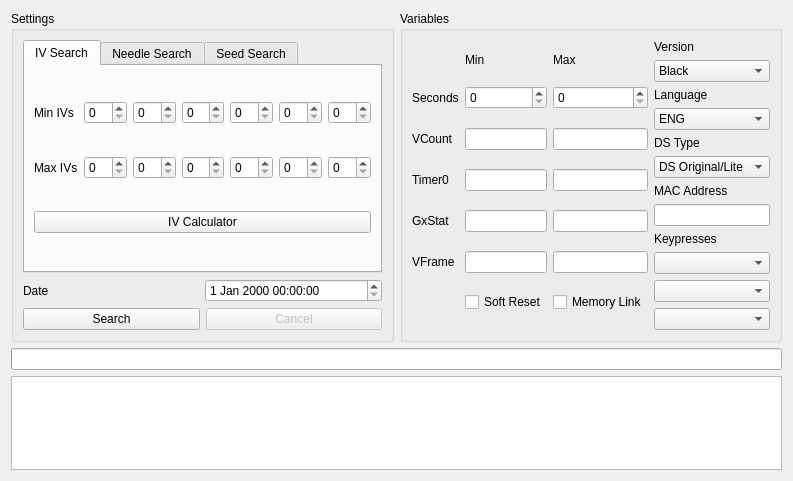
First picture: the form in Form/Gen5/Profile/ProfileCalibrator5.ui, repository Admiral-Fish/PokeFinder, before the edit.
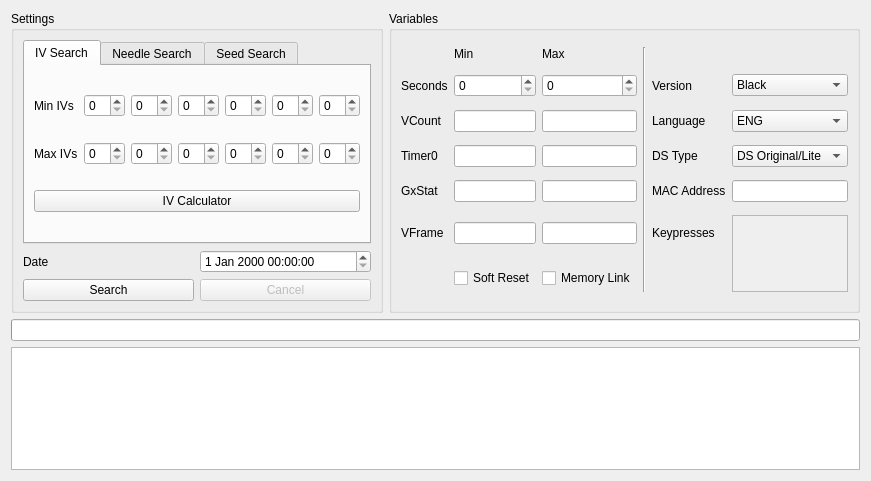
Second picture: the form after the edit. Custom widgets are drawn as their Qt base class.

Commit message: Allow multiple keypresses in profile calibrator

```diff
--- a/Form/Gen5/Profile/ProfileCalibrator5.ui
+++ b/Form/Gen5/Profile/ProfileCalibrator5.ui
@@ -6,7 +6,7 @@
    <rect>
     <x>0</x>
     <y>0</y>
-    <width>793</width>
+    <width>779</width>
     <height>481</height>
    </rect>
   </property>
@@ -275,8 +275,6 @@
      <property name="title">
       <string>Variables</string>
      </property>
-     <layout class="QGridLayout" name="gridLayout_4">
-      <item row="0" column="0" rowspan="12">
        <layout class="QGridLayout" name="gridLayout_3">
         <item row="0" column="1">
          <widget class="QLabel" name="labelMin">
@@ -391,16 +389,21 @@
           </property>
          </widget>
         </item>
-       </layout>
+      <item row="0" column="3" rowspan="7">
+       <widget class="Line" name="line">
+        <property name="orientation">
+         <enum>Qt::Orientation::Vertical</enum>
+        </property>
+       </widget>
       </item>
-      <item row="0" column="1">
+      <item row="1" column="4">
        <widget class="QLabel" name="labelVersion">
         <property name="text">
          <string>Version</string>
         </property>
        </widget>
       </item>
-      <item row="1" column="1">
+      <item row="1" column="5">
        <widget class="ComboBox" name="comboBoxVersion">
         <item>
          <property name="text">
@@ -424,14 +427,14 @@
         </item>
        </widget>
       </item>
-      <item row="2" column="1">
+      <item row="2" column="4">
        <widget class="QLabel" name="labelLanguage">
         <property name="text">
          <string>Language</string>
         </property>
        </widget>
       </item>
-      <item row="3" column="1">
+      <item row="2" column="5">
        <widget class="ComboBox" name="comboBoxLanguage">
         <item>
          <property name="text">
@@ -470,14 +473,14 @@
         </item>
        </widget>
       </item>
-      <item row="4" column="1">
+      <item row="3" column="4">
        <widget class="QLabel" name="labelDSType">
         <property name="text">
          <string>DS Type</string>
         </property>
        </widget>
       </item>
-      <item row="5" column="1">
+      <item row="3" column="5">
        <widget class="ComboBox" name="comboBoxDSType">
         <item>
          <property name="text">
@@ -496,31 +499,40 @@
         </item>
        </widget>
       </item>
-      <item row="6" column="1">
+      <item row="4" column="4">
        <widget class="QLabel" name="labelMACAddress">
         <property name="text">
          <string>MAC Address</string>
         </property>
        </widget>
       </item>
-      <item row="7" column="1">
+      <item row="4" column="5">
        <widget class="TextBox" name="textBoxMACAddress"/>
       </item>
-      <item row="8" column="1">
+      <item row="5" column="4">
        <widget class="QLabel" name="labelKeypresses">
         <property name="text">
          <string>Keypresses</string>
         </property>
        </widget>
       </item>
-      <item row="9" column="1">
-       <widget class="ComboBox" name="comboBoxKeypress1"/>
-      </item>
-      <item row="10" column="1">
-       <widget class="ComboBox" name="comboBoxKeypress2"/>
-      </item>
-      <item row="11" column="1">
-       <widget class="ComboBox" name="comboBoxKeypress3"/>
+      <item row="5" column="5" rowspan="2">
+       <widget class="QScrollArea" name="scrollAreaKeypresses">
+        <property name="widgetResizable">
+         <bool>true</bool>
+        </property>
+        <widget class="QWidget" name="scrollAreaWidgetContents">
+         <property name="geometry">
+          <rect>
+           <x>0</x>
+           <y>0</y>
+           <width>97</width>
+           <height>77</height>
+          </rect>
+         </property>
+         <layout class="QVBoxLayout" name="verticalLayoutKeypresses"/>
+        </widget>
+       </widget>
       </item>
      </layout>
     </widget>
```
Left out of the diff: 16 changed lines with no effect on the pictures. Lines whose indentation alone changed are shown as unchanged. The commit also changes 1 other file.
